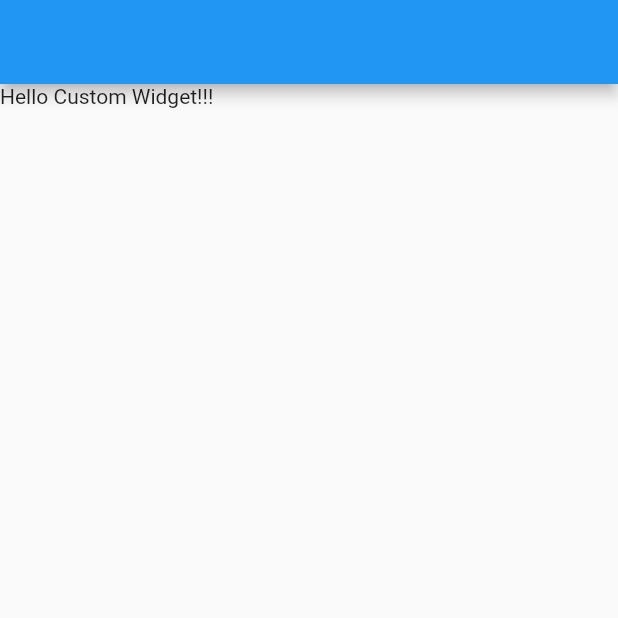
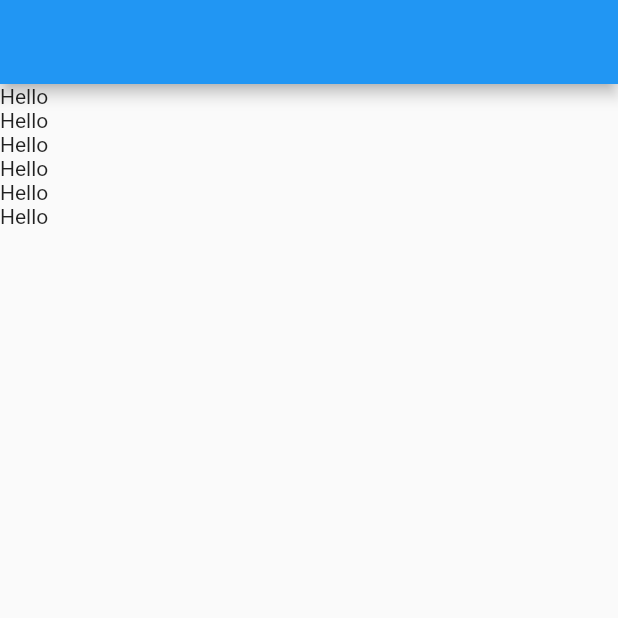
Before and after one commit to bigzero389/contact-flutter, a Flutter app: the screen it shows after launch, on a phone screen of 412 x 824 dp, the top half of it. Run offline on Flutter 3.47's test engine with Material 2 defaults, Android fonts, the light colour scheme and no system bars.

Commit message:
finish chapter 06

```diff
--- a/lib/main.dart
+++ b/lib/main.dart
@@ -11,21 +11,20 @@ class MyApp extends StatelessWidget {
     return MaterialApp(
       home: Scaffold(
         appBar: AppBar(),
-        // 아무거나 다 커스텀 위젯으로 만들면 안됨. 재사용 많거나 큰 페이들을 커스텀 위젯으로 만드는 것이 좋음.
-        body: ShopItem(),
+        // 스크롤바를 자동으로 만들어:ㅈ
+        // 메모리 절약가능, 성능향상
+        // 현재 스크롤 위치를 알수 있음
+        body: ListView(
+          children: [
+            Text('Hello'),
+            Text('Hello'),
+            Text('Hello'),
+            Text('Hello'),
+            Text('Hello'),
+            Text('Hello'),
+          ],
+        )
       )
     );
   }
 }
-
-// stless
-class ShopItem extends StatelessWidget {
-  const ShopItem({Key? key}) : super(key: key);
-
-  @override
-  Widget build(BuildContext context) {
-    return SizedBox(
-      child: Text('Hello Custom Widget!!!'),
-    );
-  }
-}
```
